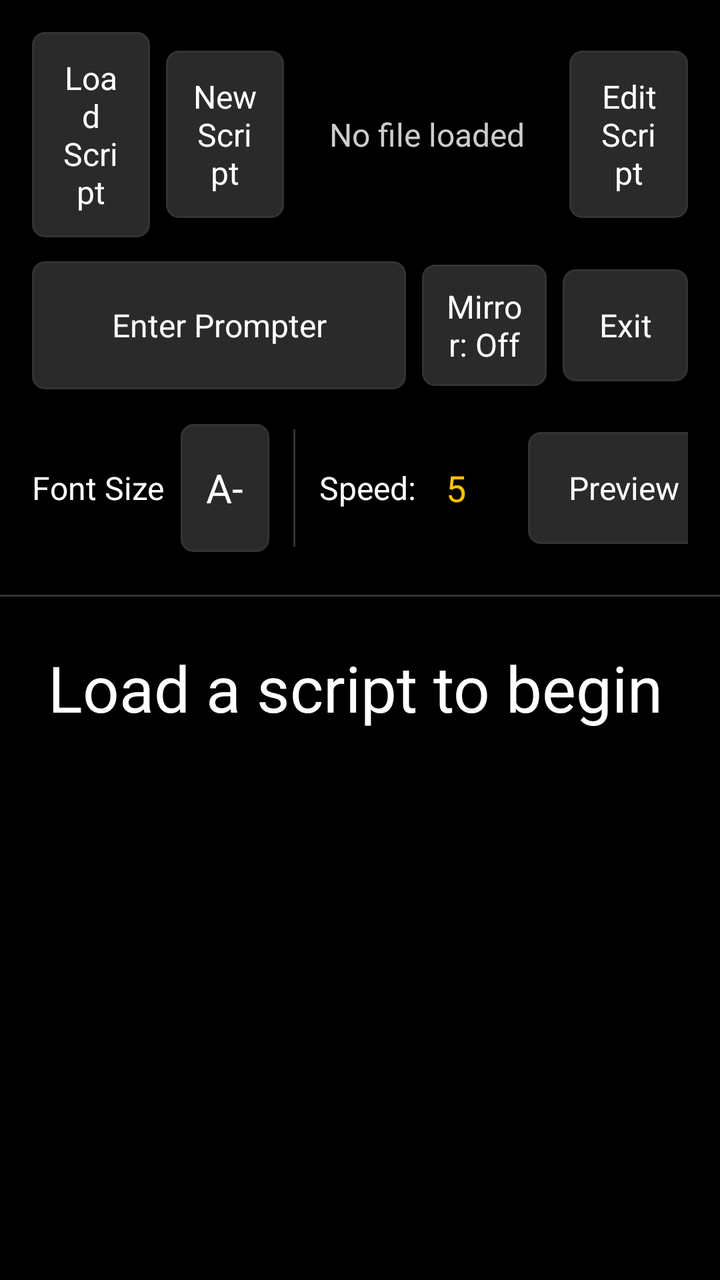
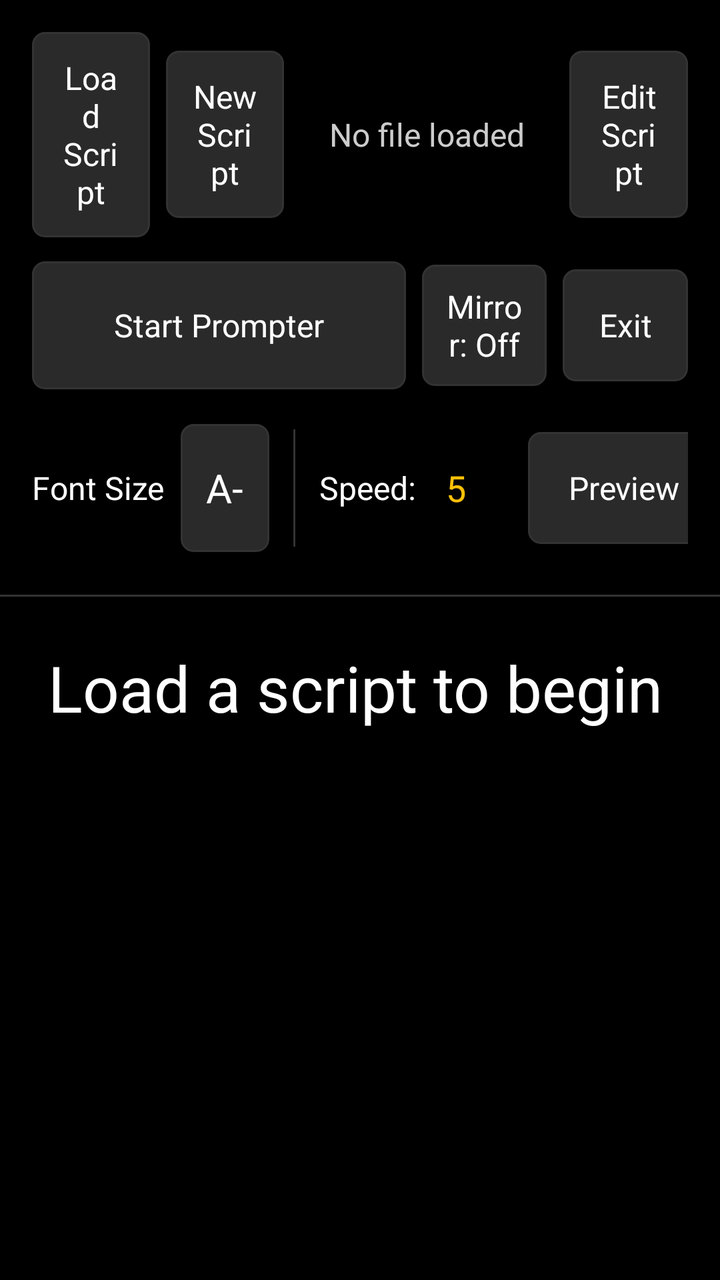

Compare the two renders of this Android layout. The source of the first and the diff that turns it into the second are given below.
<!-- AndroidManifest.xml: application theme AppTheme -->
<!-- res/layout/activity_main.xml -->
<?xml version="1.0" encoding="utf-8"?>
<LinearLayout xmlns:android="http://schemas.android.com/apk/res/android"
    android:layout_width="match_parent"
    android:layout_height="match_parent"
    android:orientation="vertical"
    android:background="@color/background_black">

    <LinearLayout
        android:id="@+id/controlsPanel"
        android:layout_width="match_parent"
        android:layout_height="wrap_content"
        android:orientation="vertical"
        android:background="@color/background_black"
        android:padding="@dimen/control_padding">

        
        <LinearLayout
            android:layout_width="match_parent"
            android:layout_height="wrap_content"
            android:orientation="horizontal"
            android:gravity="center_vertical">

            <Button
                android:id="@+id/btnOpenFile"
                style="@style/ControlButton"
                android:layout_width="0dp"
                android:layout_height="wrap_content"
                android:layout_weight="1"
                android:textSize="@dimen/secondary_text_size"
                android:text="@string/btn_open_file" />

            <Button
                android:id="@+id/btnNewScript"
                style="@style/ControlButton"
                android:layout_width="0dp"
                android:layout_height="wrap_content"
                android:layout_weight="1"
                android:layout_marginLeft="8dp"
                android:layout_marginStart="8dp"
                android:textSize="@dimen/secondary_text_size"
                android:text="@string/btn_new_script" />

            <TextView
                android:id="@+id/currentFileLabel"
                android:layout_width="0dp"
                android:layout_height="wrap_content"
                android:layout_weight="2"
                android:layout_marginLeft="12dp"
                android:layout_marginStart="12dp"
                android:layout_marginRight="12dp"
                android:layout_marginEnd="12dp"
                android:text="@string/no_file_loaded"
                android:textColor="@color/text_light_gray"
                android:textSize="16sp"
                android:gravity="center"
                android:maxLines="1"
                android:ellipsize="middle" />

            <Button
                android:id="@+id/btnEditScript"
                style="@style/ControlButton"
                android:layout_width="0dp"
                android:layout_height="wrap_content"
                android:layout_weight="1"
                android:textSize="@dimen/secondary_text_size"
                android:text="@string/btn_edit_script" />
        </LinearLayout>

        
        <LinearLayout
            android:layout_width="match_parent"
            android:layout_height="wrap_content"
            android:orientation="horizontal"
            android:layout_marginTop="12dp"
            android:gravity="center_vertical">

            <Button
                android:id="@+id/btnStart"
                style="@style/ControlButton"
                android:layout_width="0dp"
                android:layout_height="wrap_content"
                android:layout_weight="3"
                android:layout_marginRight="8dp"
                android:layout_marginEnd="8dp"
                android:textSize="@dimen/secondary_text_size"
                android:text="@string/btn_start" />

            <ToggleButton
                android:id="@+id/mirrorToggle"
                style="@style/SecondaryControlButton"
                android:layout_width="0dp"
                android:layout_height="wrap_content"
                android:layout_weight="1"
                android:layout_marginRight="8dp"
                android:layout_marginEnd="8dp"
                android:textOn="@string/mirror_on"
                android:textOff="@string/mirror_off" />

            <Button
                android:id="@+id/btnExit"
                style="@style/SecondaryControlButton"
                android:layout_width="0dp"
                android:layout_height="wrap_content"
                android:layout_weight="1"
                android:text="@string/btn_exit" />
        </LinearLayout>

        
        <LinearLayout
            android:layout_width="match_parent"
            android:layout_height="wrap_content"
            android:orientation="horizontal"
            android:layout_marginTop="12dp"
            android:gravity="center_vertical">

            <LinearLayout
                android:layout_width="0dp"
                android:layout_height="wrap_content"
                android:layout_weight="38"
                android:orientation="horizontal"
                android:gravity="center_vertical">

                <TextView
                    android:layout_width="wrap_content"
                    android:layout_height="wrap_content"
                    android:layout_marginRight="8dp"
                    android:layout_marginEnd="8dp"
                    android:text="@string/font_size_static_label"
                    android:textColor="@color/text_white"
                    android:textSize="16sp" />

                <Button
                    android:id="@+id/btnFontDecrease"
                    style="@style/ControlButton"
                    android:layout_width="wrap_content"
                    android:layout_height="wrap_content"
                    android:minWidth="56dp"
                    android:text="@string/btn_font_decrease" />

                <TextView
                    android:id="@+id/fontSizeLabel"
                    android:layout_width="wrap_content"
                    android:layout_height="wrap_content"
                    android:layout_marginLeft="6dp"
                    android:layout_marginStart="6dp"
                    android:layout_marginRight="6dp"
                    android:layout_marginEnd="6dp"
                    android:minWidth="40dp"
                    android:gravity="center"
                    android:textColor="@color/accent_amber"
                    android:textSize="18sp"
                    android:text="@string/font_size_default_label" />

                <Button
                    android:id="@+id/btnFontIncrease"
                    style="@style/ControlButton"
                    android:layout_width="wrap_content"
                    android:layout_height="wrap_content"
                    android:minWidth="56dp"
                    android:text="@string/btn_font_increase" />
            </LinearLayout>

            <View
                android:layout_width="@dimen/adjustment_divider_width"
                android:layout_height="match_parent"
                android:layout_marginLeft="12dp"
                android:layout_marginStart="12dp"
                android:layout_marginRight="12dp"
                android:layout_marginEnd="12dp"
                android:layout_marginTop="@dimen/adjustment_divider_vertical_margin"
                android:layout_marginBottom="@dimen/adjustment_divider_vertical_margin"
                android:background="@color/divider_color"
                android:clickable="false"
                android:focusable="false" />

            <LinearLayout
                android:layout_width="0dp"
                android:layout_height="wrap_content"
                android:layout_weight="59"
                android:orientation="horizontal"
                android:gravity="center_vertical">

                <TextView
                    android:layout_width="wrap_content"
                    android:layout_height="wrap_content"
                    android:text="@string/speed_prefix"
                    android:textColor="@color/text_white"
                    android:textSize="16sp" />

                <TextView
                    android:id="@+id/speedLabel"
                    android:layout_width="wrap_content"
                    android:layout_height="wrap_content"
                    android:minWidth="32dp"
                    android:layout_marginLeft="4dp"
                    android:layout_marginStart="4dp"
                    android:gravity="center"
                    android:textColor="@color/accent_amber"
                    android:textSize="18sp"
                    android:text="@string/speed_default_label" />

                <SeekBar
                    android:id="@+id/speedSeekBar"
                    android:layout_width="0dp"
                    android:layout_height="wrap_content"
                    android:layout_weight="1"
                    android:layout_marginLeft="12dp"
                    android:layout_marginStart="12dp"
                    android:layout_marginRight="8dp"
                    android:layout_marginEnd="8dp" />

                <Button
                    android:id="@+id/btnPreview"
                    style="@style/SecondaryControlButton"
                    android:layout_width="wrap_content"
                    android:layout_height="wrap_content"
                    android:minWidth="96dp"
                    android:text="@string/btn_preview" />
            </LinearLayout>
        </LinearLayout>
    </LinearLayout>

    <View
        android:layout_width="match_parent"
        android:layout_height="1dp"
        android:background="@color/divider_color" />

    <FrameLayout
        android:id="@+id/fullScreenContainer"
        android:layout_width="match_parent"
        android:layout_height="0dp"
        android:layout_weight="1"
        android:background="@color/background_black">

        <ScrollView
            android:id="@+id/scrollView"
            android:layout_width="match_parent"
            android:layout_height="match_parent"
            android:background="@color/background_black"
            android:scrollbars="none"
            android:fillViewport="true">

            <TextView
                android:id="@+id/scriptText"
                android:layout_width="match_parent"
                android:layout_height="wrap_content"
                android:padding="24dp"
                android:textColor="@color/text_white"
                android:textSize="@dimen/script_default_text_size"
                android:lineSpacingMultiplier="1.2"
                android:text="@string/default_script_placeholder" />
        </ScrollView>

        <TextView
            android:id="@+id/countdownText"
            android:layout_width="wrap_content"
            android:layout_height="wrap_content"
            android:layout_gravity="center"
            android:visibility="gone"
            android:background="@drawable/countdown_background"
            android:paddingLeft="48dp"
            android:paddingRight="48dp"
            android:paddingTop="16dp"
            android:paddingBottom="16dp"
            android:gravity="center"
            android:textColor="@color/text_white"
            android:textStyle="bold"
            android:textSize="@dimen/countdown_text_size" />

        <TextView
            android:id="@+id/tapInstructionText"
            android:layout_width="wrap_content"
            android:layout_height="wrap_content"
            android:layout_gravity="center"
            android:visibility="gone"
            android:clickable="false"
            android:focusable="false"
            android:background="@drawable/countdown_background"
            android:paddingLeft="48dp"
            android:paddingRight="48dp"
            android:paddingTop="16dp"
            android:paddingBottom="16dp"
            android:gravity="center"
            android:textColor="@color/text_white"
            android:textStyle="bold"
            android:text="@string/tap_to_start"
            android:textSize="@dimen/tap_instruction_text_size" />

    </FrameLayout>

</LinearLayout>
<!-- resources referenced by this layout -->
<resources>
  <color name="accent_amber">#FFFFC107</color>
  <color name="background_black">#FF000000</color>
  <color name="divider_color">#FF333333</color>
  <color name="text_light_gray">#FFCCCCCC</color>
  <color name="text_white">#FFFFFFFF</color>
  <dimen name="adjustment_divider_vertical_margin">8dp</dimen>
  <dimen name="adjustment_divider_width">1dp</dimen>
  <dimen name="control_padding">16dp</dimen>
  <dimen name="countdown_text_size">140sp</dimen>
  <dimen name="script_default_text_size">32sp</dimen>
  <dimen name="secondary_text_size">16sp</dimen>
  <dimen name="tap_instruction_text_size">64sp</dimen>
  <!-- drawable countdown_background (drawable) -->
  <?xml version="1.0" encoding="utf-8"?>
  <shape xmlns:android="http://schemas.android.com/apk/res/android"
      android:shape="rectangle">
      <solid android:color="#CC000000" />
      <corners android:radius="24dp" />
      <stroke android:width="2dp" android:color="@color/accent_amber" />
  </shape>
  <string name="btn_edit_script">Edit Script</string>
  <string name="btn_exit">Exit</string>
  <string name="btn_font_decrease">A-</string>
  <string name="btn_font_increase">A+</string>
  <string name="btn_new_script">New Script</string>
  <string name="btn_open_file">Load Script</string>
  <string name="btn_preview">Preview</string>
  <string name="btn_start">Enter Prompter</string>
  <string name="default_script_placeholder">Load a script to begin</string>
  <string name="font_size_default_label">32</string>
  <string name="font_size_static_label">Font Size</string>
  <string name="mirror_off">Mirror: Off</string>
  <string name="mirror_on">Mirror: On</string>
  <string name="no_file_loaded">No file loaded</string>
  <string name="speed_default_label">5</string>
  <string name="speed_prefix">Speed:</string>
  <string name="tap_to_start">Tap to Start</string>
  <style name="ControlButton">
          <item name="android:minHeight">@dimen/control_button_height</item>
          <item name="android:textSize">@dimen/control_text_size</item>
          <item name="android:textColor">@color/text_white</item>
          <item name="android:background">@drawable/button_background</item>
          <item name="android:padding">12dp</item>
          <item name="android:textAllCaps">false</item>
      </style>
  <style name="SecondaryControlButton">
          <item name="android:minHeight">@dimen/secondary_button_height</item>
          <item name="android:textSize">@dimen/secondary_text_size</item>
          <item name="android:textColor">@color/text_white</item>
          <item name="android:background">@drawable/button_background</item>
          <item name="android:padding">10dp</item>
          <item name="android:textAllCaps">false</item>
      </style>
  <style name="AppTheme" parent="android:Theme.Black.NoTitleBar">
          <item name="android:windowBackground">@color/background_black</item>
      </style>
  <dimen name="control_button_height">64dp</dimen>
  <dimen name="control_text_size">20sp</dimen>
  <dimen name="secondary_button_height">56dp</dimen>
  <color name="button_pressed">#FF444444</color>
  <color name="button_normal">#FF2A2A2A</color>
  <!-- unchanged entries left out for length: 1 -->
</resources>

<!-- the commit's change to res/layout/activity_main.xml (unified diff, before → after) -->
@@ -286,6 +286,48 @@
             android:text="@string/tap_to_start"
             android:textSize="@dimen/tap_instruction_text_size" />
 
+        
+        <LinearLayout
+            android:id="@+id/pauseMenuOverlay"
+            android:layout_width="match_parent"
+            android:layout_height="match_parent"
+            android:orientation="horizontal"
+            android:gravity="center"
+            android:background="@color/pause_menu_scrim"
+            android:visibility="gone"
+            android:clickable="true"
+            android:focusable="true">
+
+            <Button
+                android:id="@+id/btnResume"
+                style="@style/ControlButton"
+                android:layout_width="wrap_content"
+                android:layout_height="wrap_content"
+                android:minWidth="160dp"
+                android:layout_marginRight="16dp"
+                android:layout_marginEnd="16dp"
+                android:text="@string/btn_resume" />
+
+            <Button
+                android:id="@+id/btnRestart"
+                style="@style/ControlButton"
+                android:layout_width="wrap_content"
+                android:layout_height="wrap_content"
+                android:minWidth="160dp"
+                android:layout_marginRight="16dp"
+                android:layout_marginEnd="16dp"
+                android:text="@string/btn_restart" />
+
+            <Button
+                android:id="@+id/btnBackToControls"
+                style="@style/ControlButton"
+                android:layout_width="wrap_content"
+                android:layout_height="wrap_content"
+                android:minWidth="160dp"
+                android:text="@string/btn_back_to_controls" />
+
+        </LinearLayout>
+
     </FrameLayout>
 
 </LinearLayout>
<!-- resource entries referenced after the edit -->
@@ -3,6 +3,7 @@
   <color name="accent_amber">#FFFFC107</color>
   <color name="background_black">#FF000000</color>
   <color name="divider_color">#FF333333</color>
+  <color name="pause_menu_scrim">#CC000000</color>
   <color name="text_light_gray">#FFCCCCCC</color>
   <color name="text_white">#FFFFFFFF</color>
   <dimen name="adjustment_divider_vertical_margin">8dp</dimen>
@@ -20,6 +21,7 @@
       <corners android:radius="24dp" />
       <stroke android:width="2dp" android:color="@color/accent_amber" />
   </shape>
+  <string name="btn_back_to_controls">Back to Controls</string>
   <string name="btn_edit_script">Edit Script</string>
   <string name="btn_exit">Exit</string>
   <string name="btn_font_decrease">A-</string>
@@ -27,7 +29,9 @@
   <string name="btn_new_script">New Script</string>
   <string name="btn_open_file">Load Script</string>
   <string name="btn_preview">Preview</string>
-  <string name="btn_start">Enter Prompter</string>
+  <string name="btn_restart">Restart</string>
+  <string name="btn_resume">Resume</string>
+  <string name="btn_start">Start Prompter</string>
   <string name="default_script_placeholder">Load a script to begin</string>
   <string name="font_size_default_label">32</string>
   <string name="font_size_static_label">Font Size</string>
